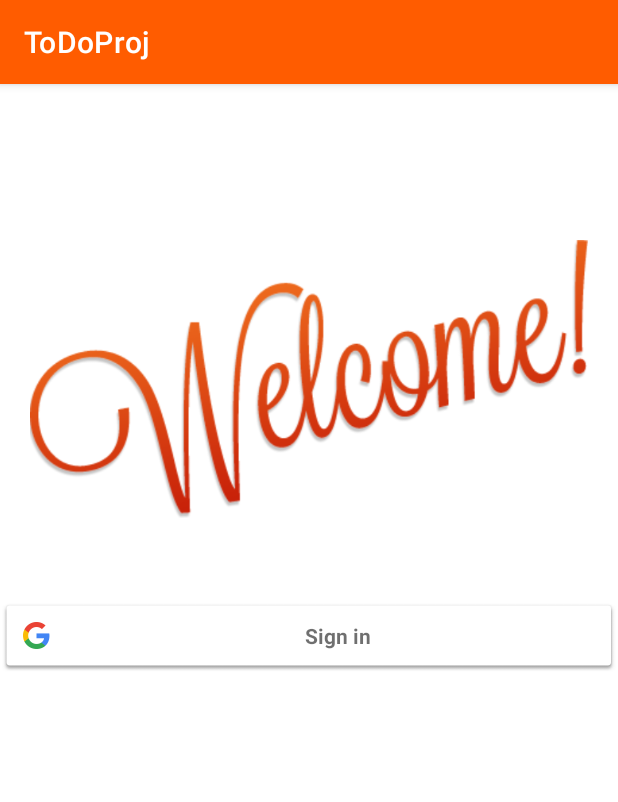
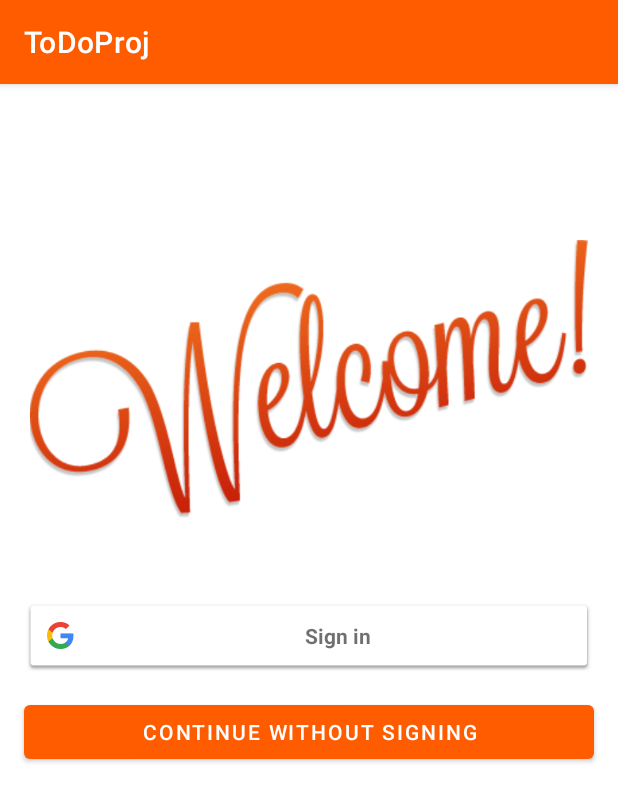
Before and after one commit to ToDoProj/ToDoProj, an Android app: the screen it shows after launch (ProfileActivity), on a phone screen of 412 x 824 dp. Shown: the top 802 px of the screen. Run offline under Robolectric (Android 15) with nearby library versions, the phone set to English and light mode, and no system bars; our stand-ins replace Firebase (no records; nobody signed in at launch, a user with empty details on screens opened directly).

Commit message:
Reminders improvenment

```diff
--- a/app/src/main/java/ru/androidlab/todoproj/MainActivity.kt
+++ b/app/src/main/java/ru/androidlab/todoproj/MainActivity.kt
@@ -1,40 +1,27 @@
 package ru.androidlab.todoproj
 
-import android.content.Intent
-import android.media.Image
-import androidx.appcompat.app.AppCompatActivity
 import android.os.Bundle
-import android.os.Handler
 import android.view.Menu
 import android.view.MenuInflater
+import androidx.appcompat.app.AppCompatActivity
 import com.google.android.material.tabs.TabLayout
 import com.google.android.material.tabs.TabLayoutMediator
-import com.google.firebase.auth.FirebaseAuth
 import ru.androidlab.todoproj.databinding.ActivityMainBinding
-import ru.androidlab.todoproj.views.activity.ProfileActivity
 import ru.androidlab.todoproj.views.fragments.StateAdapter
 
 class MainActivity : AppCompatActivity() {
 
     private lateinit var binding: ActivityMainBinding
+
     companion object {
         const val RC_SIGN_IN = 120
     }
-    private lateinit var mAuth: FirebaseAuth
 
 
     override fun onCreate(savedInstanceState: Bundle?) {
         super.onCreate(savedInstanceState)
         binding = ActivityMainBinding.inflate(layoutInflater)
         setContentView(binding.root)
-
-        mAuth = FirebaseAuth.getInstance()
-        val user = mAuth.currentUser
-
-        if (user == null){
-            val signInIntent = Intent(this, ProfileActivity::class.java)
-            startActivity(signInIntent)
-        }
 
         initViewPager()
 
@@ -55,17 +42,17 @@ class MainActivity : AppCompatActivity() {
         })
     }
 
-    private fun initViewPager(){
-        var adapter = StateAdapter(supportFragmentManager,lifecycle)
+    private fun initViewPager() {
+        val adapter = StateAdapter(supportFragmentManager, lifecycle)
         binding.viewpager.adapter = adapter
 
-        var names:Array<String> = arrayOf("Tasks","Calendar","Profile")
-        var image:Array<Int> = arrayOf(
-                R.drawable.tasks_selector,
-                R.drawable.calendar_selector,
-                R.drawable.ic_baseline_person_24
+        val names: Array<String> = arrayOf("Tasks", "Calendar", "Profile")
+        val image: Array<Int> = arrayOf(
+            R.drawable.tasks_selector,
+            R.drawable.calendar_selector,
+            R.drawable.ic_baseline_person_24
         )
-        TabLayoutMediator(binding.tabLayout,binding.viewpager){tab, position ->
+        TabLayoutMediator(binding.tabLayout, binding.viewpager) { tab, position ->
             tab.text = names[position]
             tab.setIcon(image[position])
         }.attach()
--- a/app/src/main/java/ru/androidlab/todoproj/util/DateTimePickerDialogProducer.kt
+++ b/app/src/main/java/ru/androidlab/todoproj/util/DateTimePickerDialogProducer.kt
@@ -24,8 +24,6 @@ class DateTimePickerDialogProducer(
                         newDate.set(year, month, dayOfMonth, hour, minute, 0)
                         val currentCalendar = Calendar.getInstance()
                         if (newDate.timeInMillis - currentCalendar.timeInMillis > 0) {
-                            //listener.timePicked(newDate.time)
-                            //listener.datePicked(Date(year, month, dayOfMonth))
                             listener.dateTimePicked(Date(year,month,dayOfMonth,newDate.time.hours,newDate.time.minutes))
                             newDate.time = newTime.time
                         } else {
--- a/app/src/main/java/ru/androidlab/todoproj/views/activity/ITaskSetupView.kt
+++ b/app/src/main/java/ru/androidlab/todoproj/views/activity/ITaskSetupView.kt
@@ -1,7 +1,12 @@
 package ru.androidlab.todoproj.views.activity
 
 import android.app.DatePickerDialog
+import java.util.*
 
 interface ITaskSetupView{
     fun openDateTimeDialog(datePickerDialog: DatePickerDialog)
+    fun showRemindButton(show: Boolean)
+    fun showRemindInfo(show: Boolean)
+    fun setRemindInfo(remindDate: Date)
+    fun showCompleteForm()
 }
--- a/app/src/main/java/ru/androidlab/todoproj/views/fragments/StateAdapter.kt
+++ b/app/src/main/java/ru/androidlab/todoproj/views/fragments/StateAdapter.kt
@@ -9,13 +9,11 @@ import java.util.*
 class StateAdapter(fragmentManager: FragmentManager, lifecycle: Lifecycle) :
         FragmentStateAdapter(fragmentManager, lifecycle) {
 
-    val fragments: ArrayList<Fragment> = arrayListOf(
+    private val fragments: ArrayList<Fragment> = arrayListOf(
             TasksFragment(),
             CalendarFragment(),
-            SettingsFragment()
+            ProfileFragment()
     )
-
-
 
     override fun getItemCount(): Int {
         return fragments.size
--- a/app/src/main/res/layout/activity_main.xml
+++ b/app/src/main/res/layout/activity_main.xml
@@ -15,9 +15,7 @@
         app:layout_constraintBottom_toTopOf="@id/tabLayout"
         app:layout_constraintLeft_toLeftOf="parent"
         app:layout_constraintRight_toRightOf="parent"
-        app:layout_constraintTop_toTopOf="parent"
-         />
-
+        app:layout_constraintTop_toTopOf="parent" />
 
     <com.google.android.material.tabs.TabLayout
         android:id="@+id/tabLayout"
@@ -54,6 +52,7 @@
         android:id="@+id/viewpager"
         android:layout_width="match_parent"
         android:layout_height="0dp"
+        android:background="@color/light_grey"
         app:layout_constraintBottom_toTopOf="@id/tabLayout"
         app:layout_constraintLeft_toLeftOf="parent"
         app:layout_constraintRight_toRightOf="parent"
--- a/app/src/main/res/layout/fragment_settings.xml
+++ b/app/src/main/res/layout/fragment_profile.xml
@@ -73,4 +73,6 @@
         app:layout_constraintEnd_toEndOf="parent"
         app:layout_constraintTop_toTopOf="parent" />
 
+
+
 </androidx.constraintlayout.widget.ConstraintLayout>
--- a/app/src/main/res/layout/fragment_tasks.xml
+++ b/app/src/main/res/layout/fragment_tasks.xml
@@ -21,6 +21,7 @@
         android:layout_margin="16dp"
         android:contentDescription="floating"
         android:backgroundTint="@color/custom_orange"
-        app:srcCompat="@drawable/ic_plus_24"/>
+        app:srcCompat="@drawable/ic_plus_24"
+        android:tint="@color/white"/>
 
 </androidx.coordinatorlayout.widget.CoordinatorLayout>
--- a/app/src/main/res/layout/item_holder.xml
+++ b/app/src/main/res/layout/item_holder.xml
@@ -7,7 +7,7 @@
     app:cardCornerRadius="15dp"
     android:layout_margin="10dp"
     android:elevation="10dp"
-    android:backgroundTint="#FAF3EF">
+    android:backgroundTint="@color/white">
 
     <androidx.constraintlayout.widget.ConstraintLayout
         android:layout_width="match_parent"
--- a/app/src/main/res/layout/profile.xml
+++ b/app/src/main/res/layout/profile.xml
@@ -10,13 +10,13 @@
         android:id="@+id/btn_signIn"
         android:layout_width="match_parent"
         android:layout_height="wrap_content"
+        android:layout_marginStart="16dp"
         android:layout_marginTop="30dp"
-        app:layout_constraintBottom_toBottomOf="parent"
+        android:layout_marginEnd="16dp"
         app:layout_constraintEnd_toEndOf="parent"
         app:layout_constraintHorizontal_bias="1.0"
         app:layout_constraintStart_toStartOf="parent"
-        app:layout_constraintTop_toBottomOf="@+id/imageView"
-        app:layout_constraintVertical_bias="0.0" />
+        app:layout_constraintTop_toBottomOf="@+id/imageView" />
 
     <ImageView
         android:id="@+id/imageView"
@@ -31,5 +31,17 @@
         app:layout_constraintTop_toTopOf="parent"
         app:srcCompat="@drawable/welcome_png49" />
 
+    <Button
+        android:id="@+id/continueButton"
+        android:layout_width="match_parent"
+        android:layout_height="wrap_content"
+        android:layout_marginStart="16dp"
+        android:layout_marginTop="16dp"
+        android:layout_marginEnd="16dp"
+        android:text="@string/continue_without_signing"
+        app:layout_constraintEnd_toEndOf="parent"
+        app:layout_constraintStart_toStartOf="parent"
+        app:layout_constraintTop_toBottomOf="@+id/btn_signIn" />
+
 
 </androidx.constraintlayout.widget.ConstraintLayout>
--- a/app/src/main/res/navigation/nav_settings.xml
+++ b/app/src/main/res/navigation/nav_settings.xml
@@ -15,7 +15,7 @@
     </fragment>
     <fragment
         android:id="@+id/settingsFragment"
-        android:name="ru.androidlab.todoproj.views.fragments.SettingsFragment"
+        android:name="ru.androidlab.todoproj.views.fragments.ProfileFragment"
         android:label="SettingsFragment"
-        tools:layout="@layout/fragment_settings"/>
+        tools:layout="@layout/fragment_profile"/>
 </navigation>
--- a/app/src/main/res/values/colors.xml
+++ b/app/src/main/res/values/colors.xml
@@ -7,6 +7,7 @@
     <color name="teal_700">#FF018786</color>
     <color name="black">#FF000000</color>
     <color name="white">#FFFFFFFF</color>
+    <color name="light_grey">#E8E8E8</color>
     <color name="transparent">#00000000</color>
     <color name="custom_orange">#FF5C00</color>
     <color name="custom_red">#F30000</color>
--- a/app/src/main/res/values/strings.xml
+++ b/app/src/main/res/values/strings.xml
@@ -22,6 +22,12 @@
     <string name="name">Name</string>
     <string name="email_address">Email address</string>
     <string name="sign_out">Sign out</string>
+    <string name="continue_without_signing">Continue without signing</string>
+    <string name="complete_task">Complete Task</string>
+    <string name="task_has_been_completed">Task Has Been Completed</string>
+    <string name="open_main_app">Task has been completed. Do you want to open main application?</string>
+    <string name="yes">YES</string>
+    <string name="no">NO</string>
 
     <string-array name="taskStatus">
         <item>Low</item>
```
Also changed, not shown: app/src/main/AndroidManifest.xml (+10 -13 lines), app/src/main/java/ru/androidlab/todoproj/presenters/TaskSetupPresenter.kt (+15 -3 lines), app/src/main/java/ru/androidlab/todoproj/views/activity/ProfileActivity.kt (+14 -11 lines), app/src/main/java/ru/androidlab/todoproj/views/activity/TaskSetupActivity.kt (+76 -20 lines), app/src/main/java/ru/androidlab/todoproj/views/fragments/ProfileFragment.kt (renamed from app/src/main/java/ru/androidlab/todoproj/views/fragments/SettingsFragment.kt, +9 -10 lines), app/src/main/res/layout/task_setup.xml (+51 -8 lines).
